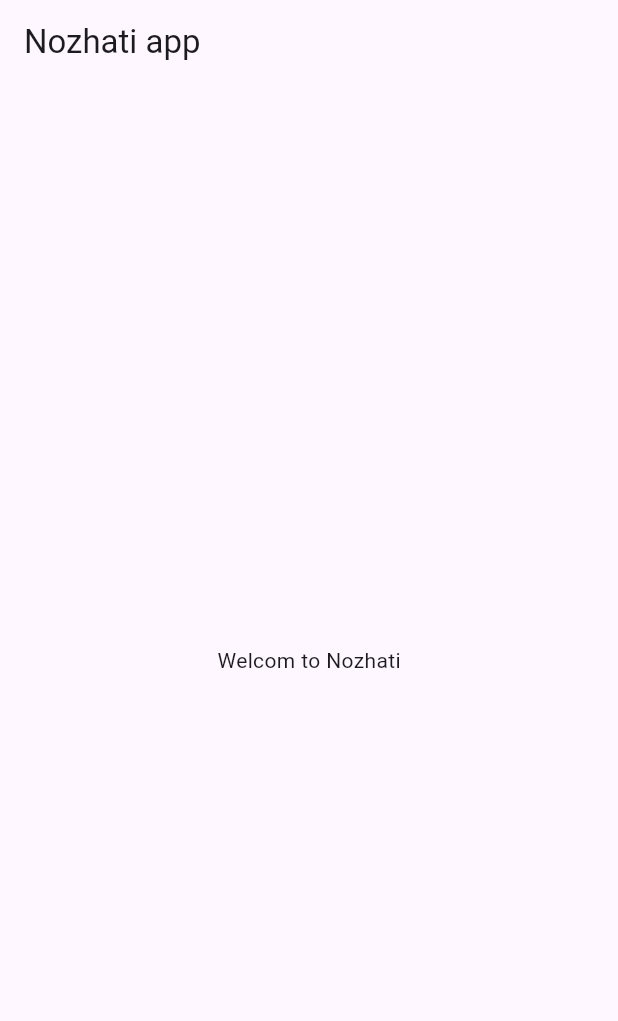
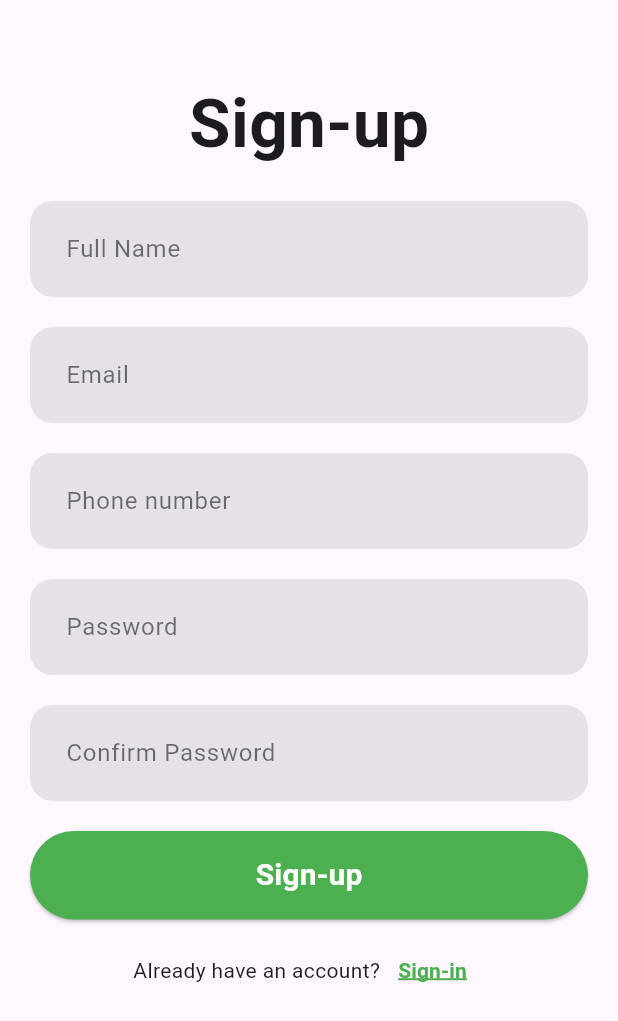
Before and after one commit to salimbougrinat/nozhati, a Flutter app: the screen it shows after launch, on a phone screen of 412 x 824 dp. Shown: the top 1021 px of the screen. Run offline on Flutter 3.47's test engine with Material 3 defaults, Android fonts, the phone set to English and light mode, and no system bars.

Commit message:
Add signup screen and integrate it into the main application

```diff
--- a/lib/main.dart
+++ b/lib/main.dart
@@ -1,4 +1,5 @@
 import 'package:flutter/material.dart';
+import 'package:nozhati/screen/authentication/signup_screen.dart';
 
 void main() {
   runApp(const MyApp());
@@ -12,8 +13,7 @@ class MyApp extends StatelessWidget {
     return MaterialApp(
       debugShowCheckedModeBanner: false,
       home: Scaffold(
-        appBar: AppBar(title: const Text('Nozhati app')),
-        body: const Center(child: Text('Welcom to Nozhati')),
+        body: SignupScreen()
       ),
     );
   }
--- /dev/null
+++ b/lib/screen/authentication/signup_screen.dart
@@ -0,0 +1,93 @@
+import 'package:flutter/material.dart';
+import 'package:nozhati/shared/widget/button_widget.dart';
+import 'package:nozhati/shared/widget/input_widget.dart';
+
+class SignupScreen extends StatefulWidget {
+  const SignupScreen({super.key});
+
+  @override
+  State<SignupScreen> createState() => _SignupScreenState();
+}
+
+class _SignupScreenState extends State<SignupScreen> {
+  @override
+  Widget build(BuildContext context) {
+    return Scaffold(
+      body: SingleChildScrollView(
+        child: Padding(
+          padding: const EdgeInsets.all(20),
+          child: Center(
+            child: Column(
+              mainAxisAlignment: MainAxisAlignment.center,
+              children: [
+                SizedBox(height: 30),
+                Text(
+                  "Sign-up",
+                  style: TextStyle(fontSize: 45, fontWeight: FontWeight.bold),
+                ),
+                SizedBox(height: 10),
+                InputWidget(
+                  label: "Full Name",
+                  obscure: false,
+                  keyboardType: TextInputType.name,
+                  inputAction: TextInputAction.next,
+                  onEditingComplete: () {},
+                ),
+                InputWidget(
+                  label: "Email",
+                  obscure: false,
+                  keyboardType: TextInputType.emailAddress,
+                  inputAction: TextInputAction.next,
+                  onEditingComplete: () {},
+                ),
+                InputWidget(
+                  label: "Phone number",
+                  obscure: false,
+                  keyboardType: TextInputType.phone,
+                  inputAction: TextInputAction.next,
+                  onEditingComplete: () {},
+                ),
+                InputWidget(
+                  label: "Password",
+                  obscure: true,
+                  keyboardType: TextInputType.visiblePassword,
+                  inputAction: TextInputAction.done,
+                  onEditingComplete: () {},
+                ),
+                InputWidget(
+                  label: "Confirm Password",
+                  obscure: true,
+                  keyboardType: TextInputType.visiblePassword,
+                  inputAction: TextInputAction.done,
+                  onEditingComplete: () {},
+                ),
+                SizedBox(height: 10),
+                ButtonWidget(label: "Sign-up", onPressed: () {}),
+                SizedBox(height: 10),
+                Row(
+                  mainAxisAlignment: MainAxisAlignment.center,
+                  children: [
+                    Text("Already have an account?"),
+                    TextButton(
+                      onPressed: () {},
+                      child: Text(
+                        "Sign-in",
+                        style: TextStyle(
+                          color: Colors.green,
+                          fontWeight: FontWeight.bold,
+                          decoration: TextDecoration.underline,
+                          decorationColor: Colors.green,
+                          decorationThickness: 2,
+                        ),
+                      ),
+                    ),
+                  ],
+                ),
+              ],
+            ),
+          ),
+        ),
+      ),
+    );
+  }
+}
--- /dev/null
+++ b/lib/screen/home/home_screen.dart
@@ -0,0 +1,21 @@
+import 'package:flutter/material.dart';
+
+class HomeScreen extends StatefulWidget {
+  @override
+  State<StatefulWidget> createState() => _HomeScreenState();
+}
+
+class _HomeScreenState extends State<HomeScreen> {
+  int _selectedIndex = 0;
+
+  void _onItemTapped(int index) {
+    setState(() {
+      _selectedIndex = index;
+    });
+  }
+
+  @override
+  Widget build(BuildContext context) {
+    return Scaffold(appBar: AppBar(title: const Text('Home')));
+  }
+}
--- /dev/null
+++ b/lib/shared/widget/button_widget.dart
@@ -0,0 +1,39 @@
+import 'package:flutter/material.dart';
+
+class ButtonWidget extends StatefulWidget {
+  final String label;
+  final void Function() onPressed;
+
+  const ButtonWidget({
+    super.key,
+    required this.label,
+    required this.onPressed,
+  });
+
+  @override
+  State<ButtonWidget> createState() => _ButtonWidgetState();
+}
+
+class _ButtonWidgetState extends State<ButtonWidget> {
+  @override
+  Widget build(BuildContext context) {
+    return SizedBox(
+      width: double.infinity,
+      child: ElevatedButton(
+        onPressed: widget.onPressed,
+        style: ElevatedButton.styleFrom(
+          backgroundColor: Colors.green,
+          foregroundColor: Colors.white,
+          padding: const EdgeInsets.symmetric(vertical: 15),
+          shape: RoundedRectangleBorder(
+            borderRadius: BorderRadius.circular(50),
+          ),
+        ),
+        child: Text(
+          widget.label,
+          style: TextStyle(fontSize: 20, fontWeight: FontWeight.bold),
+        ),
+      ),
+    );
+  }
+}
--- /dev/null
+++ b/lib/shared/widget/input_widget.dart
@@ -0,0 +1,38 @@
+import 'package:flutter/material.dart';
+
+class InputWidget extends StatelessWidget {
+  final String label;
+  final TextInputType keyboardType;
+  final bool obscure;
+  final TextInputAction inputAction;
+  final void Function() onEditingComplete;
+  const InputWidget({
+    super.key,
+    required this.label,
+    required this.obscure,
+    required this.keyboardType,
+    required this.inputAction,
+    required this.onEditingComplete,
+  });
+
+  @override
+  Widget build(BuildContext context) {
+    return Container(
+      margin: EdgeInsets.symmetric(vertical: 10),
+      child: TextField(
+        obscureText: obscure,
+        decoration: InputDecoration(
+          hintText: label,
+          hintStyle: TextStyle(color: Colors.black54),
+          filled: true,
+          fillColor: Colors.grey[20],
+          border: OutlineInputBorder(
+            borderRadius: BorderRadius.circular(15),
+            borderSide: BorderSide.none,
+          ),
+          contentPadding: EdgeInsets.symmetric(horizontal: 20, vertical: 20),
+        ),
+      ),
+    );
+  }
+}
```
